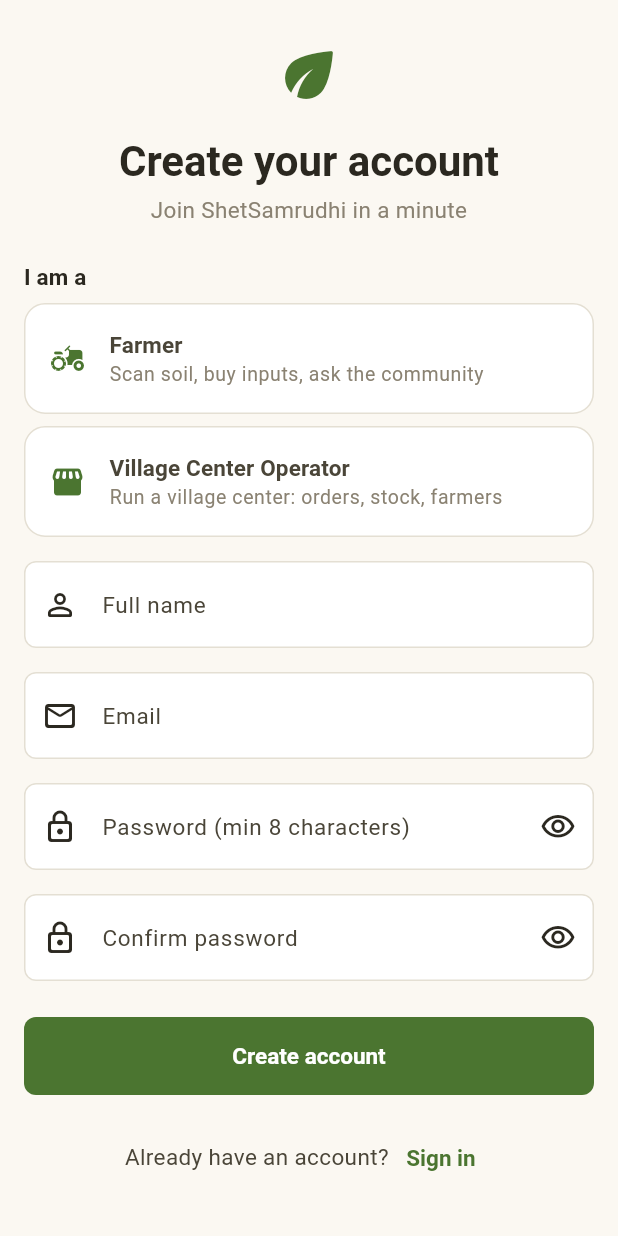
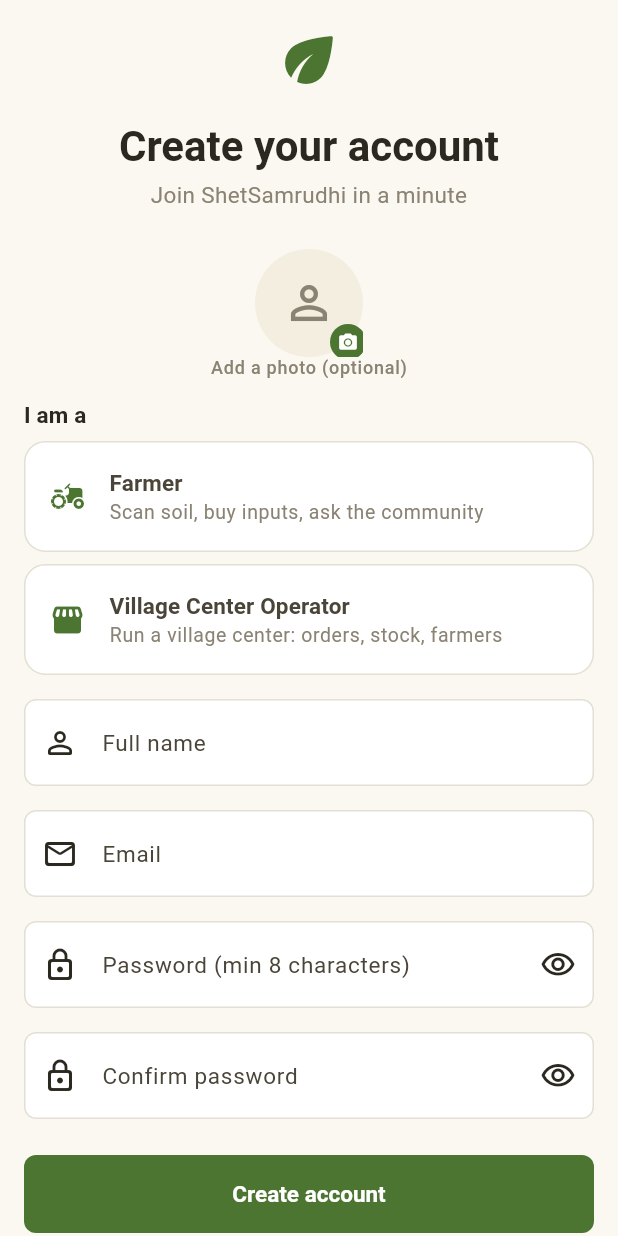
Before and after one commit to pvtltdpratik/khaadsetu, a Flutter app: the SignUpScreen screen opened by its route, on a phone screen of 412 x 824 dp. Run offline on Flutter 3.47's test engine with Material 3 defaults, Android fonts, the phone set to English and light mode, and no system bars; our stand-ins replace drift, drift_flutter, equatable, firebase_core, firebase_messaging, flutter_local_notifications and 11 more; missing offline and left inert: razorpay_flutter; accounts and stored records are empty; generated files the repository leaves out were written again; network calls fail.

Commit message:
Farmer profile photo: optional, take or choose one from the profile screen, or at sign-up before the account is even confirmed; also fixes two pre-existing layout bugs (language tile ink splashes, sign-up footer overflow) surfaced by actually testing these screens for the first time

```diff
--- a/lib/core/l10n/app_locale.dart
+++ b/lib/core/l10n/app_locale.dart
@@ -77,7 +77,9 @@
   @override
   Widget build(BuildContext context, WidgetRef ref) {
     final current = ref.watch(localeProvider);
-    return ListTile(
+    return Material(
+      type: MaterialType.transparency,
+      child: ListTile(
         key: const Key('language-tile'),
         leading: const Icon(Icons.translate),
         title: const Tx('Language'),
@@ -100,6 +102,7 @@
             ]),
           ),
         ),
+      ),
     );
   }
 }
--- a/lib/features/auth/presentation/screens/sign_up_screen.dart
+++ b/lib/features/auth/presentation/screens/sign_up_screen.dart
@@ -1,3 +1,5 @@
+import 'dart:typed_data';
+
 import 'package:flutter/material.dart';
 import 'package:flutter_riverpod/flutter_riverpod.dart';
 import 'package:go_router/go_router.dart';
@@ -9,6 +11,8 @@
 import '../../../../core/theme/app_colors.dart';
 import '../../../../core/theme/app_spacing.dart';
 import '../../../../core/widgets/app_button.dart';
+import '../../../delivery/presentation/providers/document_picker.dart';
+import '../../../farmer/profile/presentation/providers/profile_providers.dart';
 import '../widgets/auth_scaffold.dart';
 import '../widgets/role_selector.dart';
 
@@ -26,8 +30,27 @@
   final _password = TextEditingController();
   final _confirm = TextEditingController();
   UserRole? _role;
+  Uint8List? _photo;
   bool _isSubmitting = false;
   String? _error;
+
+  Future<void> _pickPhoto() async {
+    final choice = await showModalBottomSheet<String>(
+      context: context,
+      builder: (_) => SafeArea(child: Column(mainAxisSize: MainAxisSize.min, children: [
+        ListTile(leading: const Icon(Icons.photo_camera_outlined), title: const Text('Take a photo'), onTap: () => Navigator.pop(context, 'camera')),
+        ListTile(leading: const Icon(Icons.photo_library_outlined), title: const Text('Choose from gallery'), onTap: () => Navigator.pop(context, 'gallery')),
+        if (_photo != null) ListTile(leading: const Icon(Icons.delete_outline), title: const Text('Remove photo'), onTap: () => Navigator.pop(context, 'remove')),
+      ])),
+    );
+    if (choice == null) return;
+    if (choice == 'remove') {
+      setState(() => _photo = null);
+      return;
+    }
+    final doc = await ref.read(documentPickerProvider).pick(camera: choice == 'camera');
+    if (doc != null) setState(() => _photo = doc.bytes);
+  }
 
   @override
   void dispose() {
@@ -62,6 +85,13 @@
           content: Text('Account created. Check your email to confirm it, then sign in.'),
         ));
         context.go(RoutePaths.signIn);
+      } else if (_photo != null) {
+        // A session exists now: send the photo they chose, but never let a failure here undo the account that was just made.
+        try {
+          await ref.read(profileRepositoryProvider).uploadPhoto(_photo!);
+        } catch (_) {
+          // They can add it later from their profile.
+        }
       }
       // Otherwise a session exists and the router's redirect takes over.
     } catch (err) {
@@ -83,6 +113,23 @@
           child: Column(
             crossAxisAlignment: CrossAxisAlignment.stretch,
             children: [
+              Center(
+                child: GestureDetector(
+                  key: const Key('signup-photo'),
+                  onTap: _isSubmitting ? null : _pickPhoto,
+                  child: Stack(children: [
+                    CircleAvatar(
+                      radius: 36,
+                      backgroundColor: colors.surfaceSunken,
+                      backgroundImage: _photo == null ? null : MemoryImage(_photo!),
+                      child: _photo == null ? Icon(Icons.person_outline, size: 36, color: colors.textMuted) : null,
+                    ),
+                    Positioned(right: -2, bottom: -2, child: CircleAvatar(radius: 12, backgroundColor: colors.primary, child: const Icon(Icons.camera_alt, size: 14, color: Colors.white))),
+                  ]),
+                ),
+              ),
+              Center(child: Text('Add a photo (optional)', style: Theme.of(context).textTheme.labelSmall?.copyWith(color: colors.textMuted))),
+              AppSpacing.gapMd,
               Text('I am a', style: Theme.of(context).textTheme.labelLarge),
               AppSpacing.gapSm,
               RoleSelector(
@@ -145,7 +192,7 @@
       footer: Row(
         mainAxisAlignment: MainAxisAlignment.center,
         children: [
-          Text('Already have an account?', style: Theme.of(context).textTheme.bodyMedium),
+          Flexible(child: Text('Already have an account?', style: Theme.of(context).textTheme.bodyMedium, overflow: TextOverflow.ellipsis)),
           TextButton(onPressed: () => context.go(RoutePaths.signIn), child: const Text('Sign in')),
         ],
       ),
--- a/lib/features/farmer/profile/data/profile_api_repository.dart
+++ b/lib/features/farmer/profile/data/profile_api_repository.dart
@@ -1,3 +1,7 @@
+import 'dart:typed_data';
+
+import 'package:http/http.dart' as http;
+
 import '../../../../core/network/api_client.dart';
 import '../domain/profile_models.dart';
 import '../domain/profile_repository.dart';
@@ -9,6 +13,26 @@
 
   @override
   Future<ContactInfo> contact() async => ContactInfo.fromJson(await _api.get('/v1/farmer/contact') as Map<String, dynamic>);
+
+  @override
+  Future<Uint8List?> photo() async {
+    try {
+      return await _api.getBytes('/v1/farmer/photo');
+    } on ApiException catch (e) {
+      if (e.statusCode == 404) return null;
+      rethrow;
+    }
+  }
+
+  @override
+  Future<void> uploadPhoto(Uint8List bytes) async {
+    await _api.postMultipart('/v1/farmer/photo', fields: const {}, files: [http.MultipartFile.fromBytes('file', bytes, filename: 'profile.jpg')]);
+  }
+
+  @override
+  Future<void> removePhoto() async {
+    await _api.delete('/v1/farmer/photo');
+  }
 
   @override
   Future<ContactInfo> saveContact({String? email, String? phone}) async =>
--- a/lib/features/farmer/profile/domain/profile_repository.dart
+++ b/lib/features/farmer/profile/domain/profile_repository.dart
@@ -1,3 +1,5 @@
+import 'dart:typed_data';
+
 import 'profile_models.dart';
 
 /// Everything on the farmer's profile page. One interface so screens can be tested with a fake.
@@ -8,6 +10,11 @@
   Future<ContactInfo> saveContact({String? email, String? phone});
 
   Future<String> saveName(String name);
+
+  /// Null when nothing has been set yet: optional, so this is never an error.
+  Future<Uint8List?> photo();
+  Future<void> uploadPhoto(Uint8List bytes);
+  Future<void> removePhoto();
 
   /// The total land the farmer works, in hectares (schemes cap benefits by it).
   Future<void> saveLandHolding(double hectares);
--- a/lib/features/farmer/profile/presentation/providers/profile_providers.dart
+++ b/lib/features/farmer/profile/presentation/providers/profile_providers.dart
@@ -1,3 +1,5 @@
+import 'dart:typed_data';
+
 import 'package:flutter_riverpod/flutter_riverpod.dart';
 
 import '../../../../../core/network/api_client_provider.dart';
@@ -9,6 +11,8 @@
 
 final contactProvider = FutureProvider.autoDispose<ContactInfo>((ref) => ref.watch(profileRepositoryProvider).contact());
 
+final farmerPhotoProvider = FutureProvider.autoDispose<Uint8List?>((ref) => ref.watch(profileRepositoryProvider).photo());
+
 final addressesProvider = FutureProvider.autoDispose<List<SavedAddress>>((ref) => ref.watch(profileRepositoryProvider).addresses());
 
 final myActivityProvider = FutureProvider.autoDispose<MyActivity>((ref) => ref.watch(profileRepositoryProvider).activity());
```
Also changed, not shown: lib/features/farmer/profile/presentation/screens/profile_screen.dart (+58 -5 lines), 3 other files. Lines whose indentation alone changed are shown as unchanged.
